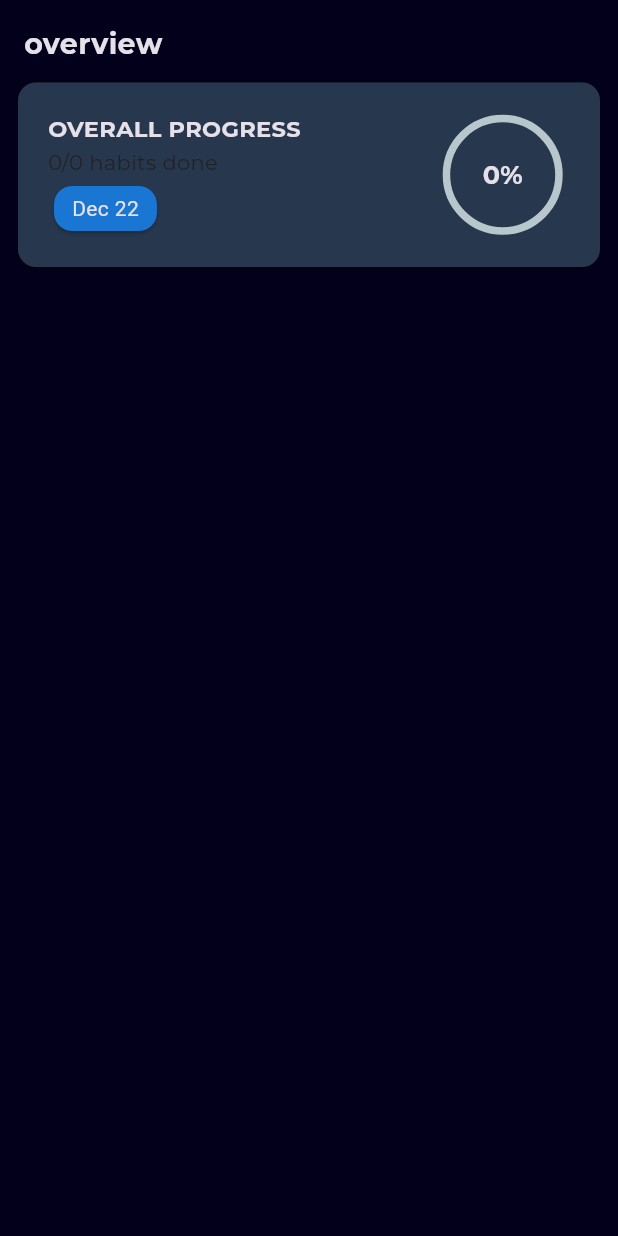
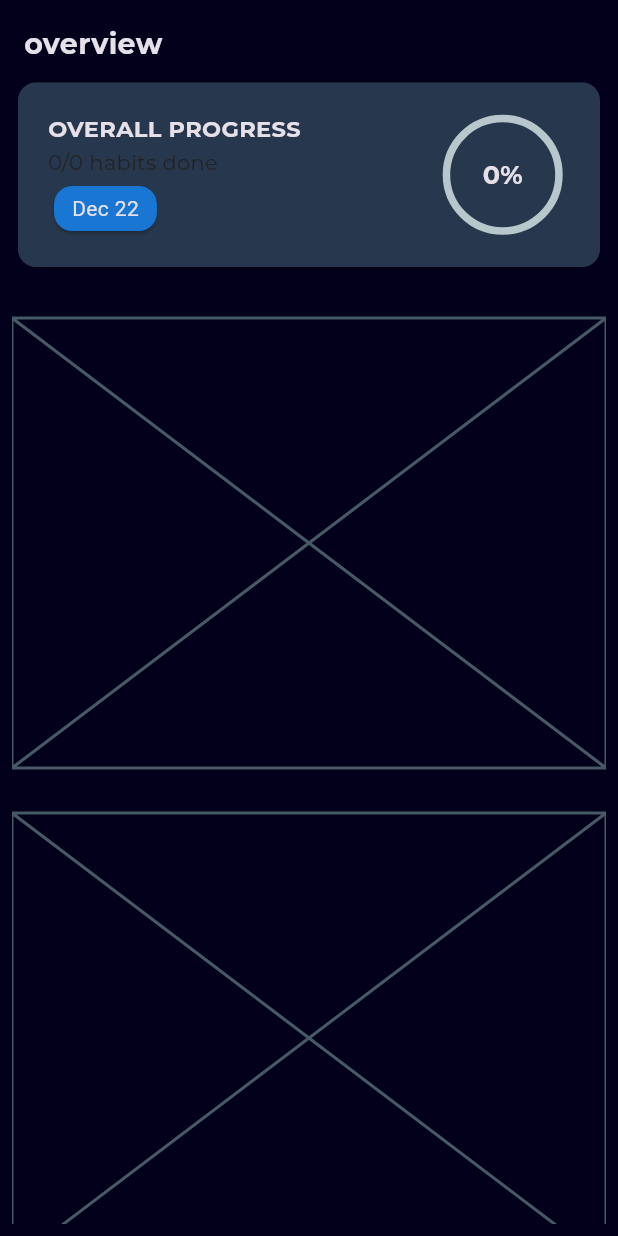
Before and after one commit to H11TM4N/habit_tracker_app, a Flutter app: the StatPage screen opened directly, on a phone screen of 412 x 824 dp. Run offline on Flutter 3.47's test engine with Material 3 defaults, Android fonts, the phone set to English and light mode, and no system bars; drawn by our look-alikes of percent_indicator; our stand-ins replace flutter_hooks, flutter_riverpod, font_awesome_flutter, google_fonts, hive, hive_flutter and 1 more; accounts and stored records are empty.

```diff
--- a/lib/UI/components/components.dart
+++ b/lib/UI/components/components.dart
@@ -6,3 +6,5 @@ export './habits_header.dart';
 export './habits_linear_progress.dart';
 export './settings_tile.dart';
 export './name_textfield.dart';
+export './habits_bar_chart.dart';
+export './habits_heat_map.dart';
--- /dev/null
+++ b/lib/UI/components/habits_bar_chart.dart
@@ -0,0 +1,16 @@
+import 'package:flutter/material.dart';
+
+class HabitsBarChart extends StatelessWidget {
+  const HabitsBarChart({
+    super.key,
+  });
+
+  @override
+  Widget build(BuildContext context) {
+    // final theme = Theme.of(context).colorScheme;
+    return const SizedBox(
+      height: 300,
+      child: Placeholder(),
+    );
+  }
+}
--- /dev/null
+++ b/lib/UI/components/habits_heat_map.dart
@@ -0,0 +1,16 @@
+import 'package:flutter/material.dart';
+
+class HabitsHeatMap extends StatelessWidget {
+  const HabitsHeatMap({
+    super.key,
+  });
+
+  @override
+  Widget build(BuildContext context) {
+    // final theme = Theme.of(context).colorScheme;
+    return const SizedBox(
+      height: 300,
+      child: Placeholder(),
+    );
+  }
+}
--- a/lib/UI/home_page.dart
+++ b/lib/UI/home_page.dart
@@ -49,6 +49,7 @@ class HomePage extends HookWidget {
           ],
         ),
       ),
+      extendBody: true,
     );
   }
 }
--- a/lib/UI/pages/stat_page.dart
+++ b/lib/UI/pages/stat_page.dart
@@ -1,7 +1,7 @@
-// import 'package:fl_chart/fl_chart.dart';
 import 'package:flutter/material.dart';
 import 'package:flutter_riverpod/flutter_riverpod.dart';
 import 'package:google_fonts/google_fonts.dart';
+import 'package:habit_tracker_app/UI/components/components.dart';
 import 'package:habit_tracker_app/UI/pages/views/overview_card.dart';
 import 'package:habit_tracker_app/services/providers/habit_povider.dart';
 
@@ -18,8 +18,7 @@ class StatPage extends ConsumerWidget {
       body: SafeArea(
         child: Padding(
           padding: const EdgeInsets.all(8.0),
-          child: Column(
-            crossAxisAlignment: CrossAxisAlignment.start,
+          child: ListView(
             children: [
               Padding(
                 padding: const EdgeInsets.all(8.0),
@@ -36,9 +35,9 @@ class StatPage extends ConsumerWidget {
                 habits: habits,
               ),
               const SizedBox(height: 30),
-              // BarChart(
-              //   BarChartData(maxY: 100, minY: 0),
-              // ),
+              const HabitsBarChart(),
+              const SizedBox(height: 30),
+              const HabitsHeatMap(),
             ],
           ),
         ),
--- a/lib/main.dart
+++ b/lib/main.dart
@@ -24,6 +24,8 @@ void main() async {
   );
 }
 
+final GlobalKey<ScaffoldState> scaffoldKey = GlobalKey<ScaffoldState>();
+
 class MyApp extends StatelessWidget {
   const MyApp({super.key});
   @override
--- a/pubspec.yaml
+++ b/pubspec.yaml
@@ -49,7 +49,8 @@ dependencies:
   hive: ^2.2.3
   hive_flutter: ^1.1.0
   flutter_iconpicker: ^3.2.4
-  # fl_chart: ^0.60.0
+  syncfusion_flutter_charts: ^24.1.41
+  flutter_zoom_drawer: ^3.1.1
 
 dev_dependencies:
   flutter_test:
```
Also changed, not shown: lib/UI/components/habits_header.dart (+7 -3 lines), lib/UI/pages/habit_page.dart (+11 -5 lines), lib/UI/pages/views/drawer.dart (added, +34 -0 lines), lib/common/utils/bar_graph/bar.dart (deleted, +0 -9 lines), lib/common/utils/bar_graph/bar_data.dart (deleted, +0 -33 lines), pubspec.lock.
